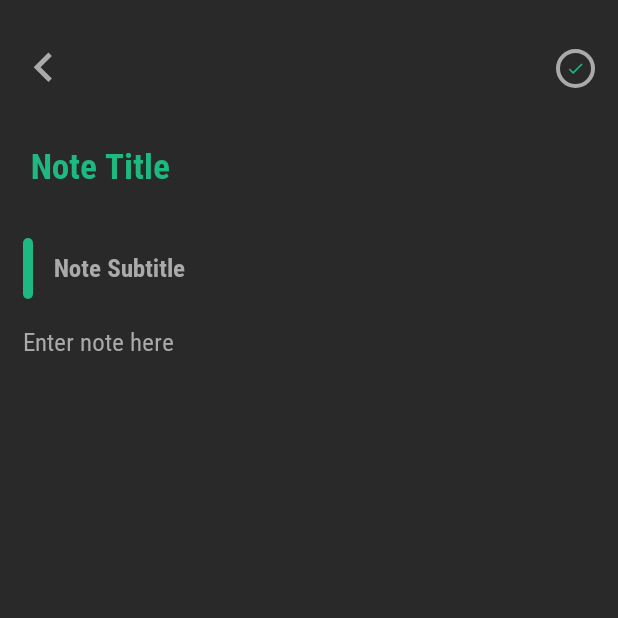
After one commit to sudarakas/DigitalLecture, an Android app: the NewNoteActivity screen opened directly, with no data from a screen before it, on a phone screen of 412 x 824 dp, the top half of it. The commit adds this screen. Run offline under Robolectric (Android 15) with nearby library versions, the phone set to English and light mode, and no system bars; our stand-ins replace sdp/ssp sizes.

Commit message:
added new note screen and linked activities

```diff
--- a/app/src/main/AndroidManifest.xml
+++ b/app/src/main/AndroidManifest.xml
@@ -1,5 +1,6 @@
 <?xml version="1.0" encoding="utf-8"?>
 <manifest xmlns:android="http://schemas.android.com/apk/res/android"
+    xmlns:tools="http://schemas.android.com/tools"
     package="tech.sudarakas.digitallecture">
 
     <application
@@ -9,7 +10,14 @@
         android:roundIcon="@mipmap/ic_launcher_round"
         android:supportsRtl="true"
         android:theme="@style/AppTheme">
-        <activity android:name=".MainActivity">
+        <activity android:name=".NewNoteActivity"
+            android:screenOrientation="portrait"
+            android:windowSoftInputMode="stateHidden"
+            tools:ignore="LockedOrientationActivity" />
+        <activity android:name=".MainActivity"
+            android:screenOrientation="portrait"
+            android:windowSoftInputMode="stateHidden"
+            tools:ignore="LockedOrientationActivity">
             <intent-filter>
                 <action android:name="android.intent.action.MAIN" />
 
--- a/app/src/main/java/tech/sudarakas/digitallecture/MainActivity.java
+++ b/app/src/main/java/tech/sudarakas/digitallecture/MainActivity.java
@@ -2,13 +2,30 @@ package tech.sudarakas.digitallecture;
 
 import androidx.appcompat.app.AppCompatActivity;
 
+import android.content.Intent;
 import android.os.Bundle;
+import android.view.View;
+import android.widget.ImageView;
 
 public class MainActivity extends AppCompatActivity {
 
+    public  static final int REQUEST_CODE_ADD_NOTE = 1;
+
+    private ImageView imageAddNewNoteMain;
     @Override
     protected void onCreate(Bundle savedInstanceState) {
         super.onCreate(savedInstanceState);
         setContentView(R.layout.activity_main);
+
+        imageAddNewNoteMain = (ImageView) findViewById(R.id.imageAddNewNoteMain);
+        imageAddNewNoteMain.setOnClickListener(new View.OnClickListener() {
+            @Override
+            public void onClick(View v) {
+                startActivityForResult(
+                        new Intent(getApplicationContext(), NewNoteActivity.class),
+                        REQUEST_CODE_ADD_NOTE
+                );
+            }
+        });
     }
 }
--- /dev/null
+++ b/app/src/main/java/tech/sudarakas/digitallecture/NewNoteActivity.java
@@ -0,0 +1,27 @@
+package tech.sudarakas.digitallecture;
+
+import androidx.appcompat.app.AppCompatActivity;
+
+import android.os.Bundle;
+import android.view.View;
+import android.widget.ImageView;
+
+public class NewNoteActivity extends AppCompatActivity {
+
+        private ImageView imageBack;
+
+
+        @Override
+        protected void onCreate(Bundle savedInstanceState) {
+            super.onCreate(savedInstanceState);
+            setContentView(R.layout.activity_new_note);
+
+            imageBack = (ImageView) findViewById(R.id.imageBack);
+            imageBack.setOnClickListener(new View.OnClickListener() {
+                @Override
+                public void onClick(View v) {
+                    onBackPressed();
+                }
+            });
+        }
+}
--- /dev/null
+++ b/app/src/main/res/drawable/backgroud_done_button.xml
@@ -0,0 +1,9 @@
+<?xml version="1.0" encoding="utf-8"?>
+<shape xmlns:android="http://schemas.android.com/apk/res/android"
+    android:shape="oval">
+
+    <stroke
+        android:width="@dimen/_2sdp"
+        android:color="@color/colorIcons"/>
+
+</shape>
--- /dev/null
+++ b/app/src/main/res/drawable/backgroud_subutitle_indi.xml
@@ -0,0 +1,8 @@
+<?xml version="1.0" encoding="utf-8"?>
+<shape xmlns:android="http://schemas.android.com/apk/res/android"
+    android:shape="rectangle">
+
+    <solid android:color="@color/colorAccent"/>
+    <corners android:radius="@dimen/_8sdp"/>
+
+</shape>
--- /dev/null
+++ b/app/src/main/res/drawable/ic_arrow_left.xml
@@ -0,0 +1,9 @@
+<vector xmlns:android="http://schemas.android.com/apk/res/android"
+        android:width="24dp"
+        android:height="24dp"
+        android:viewportWidth="24.0"
+        android:viewportHeight="24.0">
+    <path
+        android:fillColor="#FF000000"
+        android:pathData="M15.41,16.09l-4.58,-4.59 4.58,-4.59L14,5.5l-6,6 6,6z"/>
+</vector>
--- /dev/null
+++ b/app/src/main/res/drawable/ic_done.xml
@@ -0,0 +1,9 @@
+<vector xmlns:android="http://schemas.android.com/apk/res/android"
+        android:width="24dp"
+        android:height="24dp"
+        android:viewportWidth="24.0"
+        android:viewportHeight="24.0">
+    <path
+        android:fillColor="#FF000000"
+        android:pathData="M9,16.2L4.8,12l-1.4,1.4L9,19 21,7l-1.4,-1.4L9,16.2z"/>
+</vector>
--- /dev/null
+++ b/app/src/main/res/layout/activity_new_note.xml
@@ -0,0 +1,139 @@
+<?xml version="1.0" encoding="utf-8"?>
+<androidx.coordinatorlayout.widget.CoordinatorLayout xmlns:android="http://schemas.android.com/apk/res/android"
+    xmlns:app="http://schemas.android.com/apk/res-auto"
+    xmlns:tools="http://schemas.android.com/tools"
+    android:layout_width="match_parent"
+    android:layout_height="match_parent"
+    android:background="@color/colorPrimary"
+    tools:context=".NewNoteActivity">
+
+    <ScrollView
+        android:layout_width="match_parent"
+        android:layout_height="match_parent"
+        android:layout_marginBottom="@dimen/_45sdp"
+        android:clipToPadding="false"
+        android:paddingBottom="@dimen/_10sdp">
+        <androidx.constraintlayout.widget.ConstraintLayout
+            android:layout_width="match_parent"
+            android:layout_height="wrap_content"
+            android:animateLayoutChanges="true">
+
+            <ImageView
+                android:id="@+id/imageBack"
+                android:layout_width="@dimen/_30sdp"
+                android:layout_height="@dimen/_30sdp"
+                android:layout_marginStart="@dimen/_7sdp"
+                android:layout_marginEnd="@dimen/_12sdp"
+                android:layout_marginTop="@dimen/_20sdp"
+                android:contentDescription="@string/app_name"
+                android:src="@drawable/ic_arrow_left"
+                android:tint="@color/colorIcons"
+                app:layout_constraintStart_toStartOf="parent"
+                app:layout_constraintTop_toTopOf="parent"
+                />
+
+            <ImageView
+                android:id="@+id/imageDone"
+                android:layout_width="@dimen/_20sdp"
+                android:layout_height="@dimen/_20sdp"
+                android:layout_marginEnd="@dimen/_12sdp"
+                android:background="@drawable/backgroud_done_button"
+                android:contentDescription="@string/app_name"
+                android:src="@drawable/ic_done"
+                android:padding="@dimen/_5sdp"
+                android:tint="@color/colorAccent"
+                app:layout_constraintBottom_toBottomOf="@id/imageBack"
+                app:layout_constraintEnd_toEndOf="parent"
+                app:layout_constraintTop_toTopOf="@id/imageBack"
+                />
+
+            <EditText
+                android:id="@+id/noteTitleInput"
+                android:layout_width="match_parent"
+                android:layout_height="@dimen/_40sdp"
+                android:layout_marginStart="@dimen/_16sdp"
+                android:layout_marginTop="@dimen/_16sdp"
+                android:layout_marginEnd="@dimen/_16sdp"
+                android:background="@null"
+                android:fontFamily="@font/robotocondensedbold"
+                android:hint="@string/note_title"
+                android:imeOptions="actionDone"
+                android:importantForAutofill="no"
+                android:includeFontPadding="false"
+                android:inputType="text"
+                android:textColor="@color/colorWhite"
+                android:textColorHint="@color/colorTextTip"
+                android:textSize="@dimen/_18ssp"
+                app:layout_constraintTop_toBottomOf="@id/imageBack"
+                />
+
+            <TextView
+                android:id="@+id/dateTimeText"
+                android:layout_width="0dp"
+                android:layout_height="wrap_content"
+                android:fontFamily="@font/eczarregular"
+                android:textColor="@color/colorIcons"
+                android:textSize="@dimen/_12ssp"
+                android:includeFontPadding="false"
+                app:layout_constraintBottom_toBottomOf="@+id/noteTitleInput"
+                app:layout_constraintEnd_toEndOf="@+id/noteTitleInput"
+                app:layout_constraintStart_toStartOf="@+id/noteTitleInput" />
+
+            <EditText
+                android:id="@+id/noteSubtitleinput"
+                android:layout_width="0dp"
+                android:layout_height="wrap_content"
+                android:layout_marginStart="@dimen/_16sdp"
+                android:layout_marginEnd="@dimen/_16sdp"
+                android:layout_marginTop="@dimen/_16sdp"
+                android:background="@null"
+                android:fontFamily="@font/robotocondensedbold"
+                android:hint="@string/note_subtitle"
+                android:importantForAutofill="no"
+                android:includeFontPadding="false"
+                android:inputType="textMultiLine"
+                android:paddingTop="@dimen/_8sdp"
+                android:paddingBottom="@dimen/_8sdp"
+                android:textColor="@color/colorNoteSubtitleText"
+                android:textColorHint="@color/colorIcons"
+                android:textSize="@dimen/_13ssp"
+                app:layout_constraintEnd_toEndOf="parent"
+                app:layout_constraintStart_toStartOf="@id/viewSubtitleIndicator"
+                app:layout_constraintTop_toBottomOf="@id/dateTimeText"/>
+
+            <View
+                android:id="@+id/viewSubtitleIndicator"
+                android:layout_width="@dimen/_5sdp"
+                android:layout_height="0dp"
+                android:layout_marginStart="@dimen/_12sdp"
+                android:background="@drawable/backgroud_subutitle_indi"
+                app:layout_constraintBottom_toBottomOf="@id/noteSubtitleinput"
+                app:layout_constraintStart_toStartOf="parent"
+                app:layout_constraintTop_toTopOf="@id/noteSubtitleinput"/>
+
+            <EditText
+                android:id="@+id/noteInput"
+                android:layout_width="match_parent"
+                android:layout_height="wrap_content"
+                android:layout_marginStart="@dimen/_12sdp"
+                android:layout_marginEnd="@dimen/_12sdp"
+                android:layout_marginTop="@dimen/_15sdp"
+                android:layout_marginBottom="@dimen/_15sdp"
+                android:background="@null"
+                android:gravity="top"
+                android:hint="@string/enter_note_here"
+                android:importantForAutofill="no"
+                android:fontFamily="@font/robotocondensedregular"
+                android:includeFontPadding="false"
+                android:inputType="textMultiLine"
+                android:minHeight="@dimen/_100sdp"
+                android:textColor="@color/colorWhite"
+                android:textColorHint="@color/colorIcons"
+                android:textSize="@dimen/_13ssp"
+                app:layout_constraintBottom_toBottomOf="parent"
+                app:layout_constraintTop_toBottomOf="@id/noteSubtitleinput"/>
+
+        </androidx.constraintlayout.widget.ConstraintLayout>
+    </ScrollView>
+
+</androidx.coordinatorlayout.widget.CoordinatorLayout>
--- a/app/src/main/res/values/strings.xml
+++ b/app/src/main/res/values/strings.xml
@@ -2,4 +2,7 @@
     <string name="app_name">DigitalLecture</string>
     <string name="digital_lecture">Digital Lecture</string>
     <string name="search_notes">Search Notes</string>
+    <string name="note_title">Note Title</string>
+    <string name="note_subtitle">Note Subtitle</string>
+    <string name="enter_note_here">Enter note here</string>
 </resources>
```
